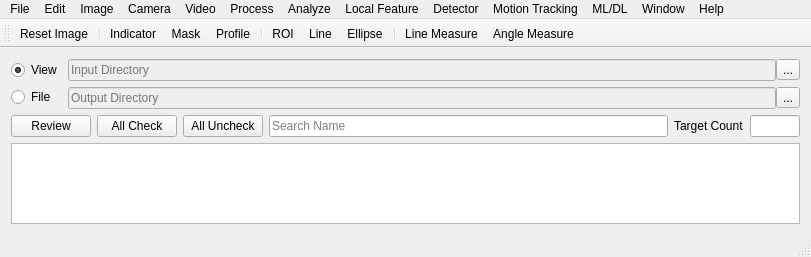
inoueshinichi/Dev_QtImgProcGuiApp, file ui/MainWindow.ui: the form before one commit.
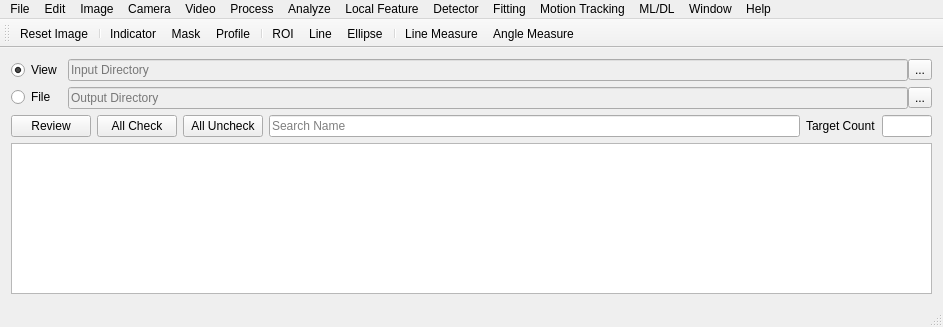
The form after the commit. Custom widgets are drawn as their Qt base class.

The edit to the form file:
```diff
--- a/ui/MainWindow.ui
+++ b/ui/MainWindow.ui
@@ -6,8 +6,8 @@
    <rect>
     <x>0</x>
     <y>0</y>
-    <width>811</width>
-    <height>257</height>
+    <width>943</width>
+    <height>327</height>
    </rect>
   </property>
   <property name="sizePolicy">
@@ -196,8 +196,8 @@
     <rect>
      <x>0</x>
      <y>0</y>
-     <width>811</width>
-     <height>22</height>
+     <width>943</width>
+     <height>28</height>
     </rect>
    </property>
    <widget class="QMenu" name="menuFile">
@@ -565,6 +565,14 @@
     <addaction name="menuKalman_Filter"/>
     <addaction name="actionParticle_Filter"/>
    </widget>
+   <widget class="QMenu" name="menuFitting">
+    <property name="title">
+     <string>Fitting</string>
+    </property>
+    <addaction name="actionFitting_Line"/>
+    <addaction name="actionFitting_Curve"/>
+    <addaction name="actionFitting_Ellipse"/>
+   </widget>
    <addaction name="menuFile"/>
    <addaction name="menuEdit"/>
    <addaction name="menuImage"/>
@@ -574,6 +582,7 @@
    <addaction name="menuAnalyze"/>
    <addaction name="menuLocal_Feature"/>
    <addaction name="menuDetector"/>
+   <addaction name="menuFitting"/>
    <addaction name="menuMition"/>
    <addaction name="menuML_DL"/>
    <addaction name="menuWindow"/>
```
Left out of the diff: 236 changed lines with no effect on the pictures.
